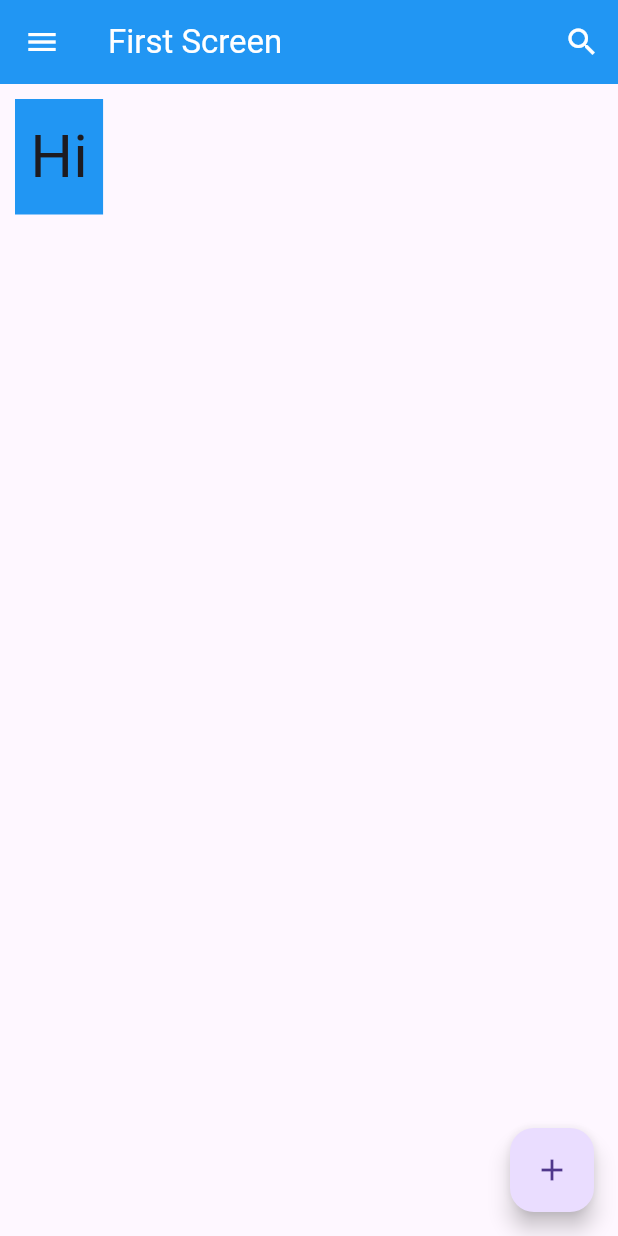
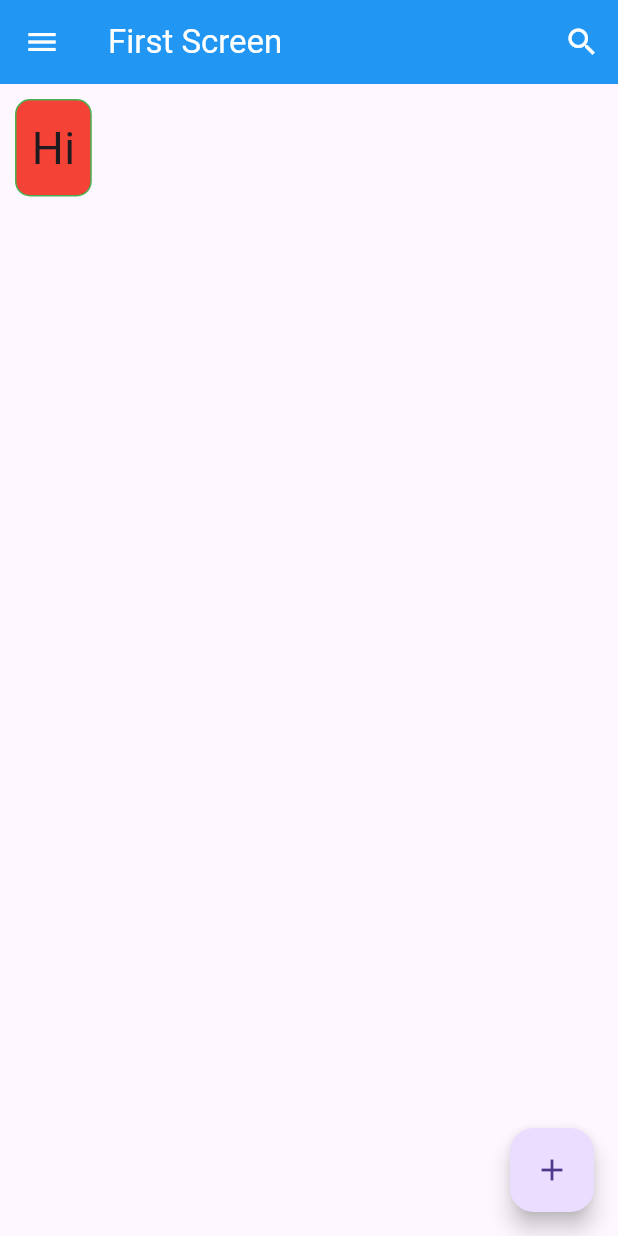
Before and after one commit to alriansyah/flutter-dicoding, a Flutter app: the screen it shows after launch, on a phone screen of 412 x 824 dp. Run offline on Flutter 3.47's test engine with Material 3 defaults, Android fonts, the phone set to English and light mode, and no system bars.

Commit message:
Dekorasi Container

```diff
--- a/Flutter Dasar/flutter_materi/lib/3-Scafold.dart
+++ b/Flutter Dasar/flutter_materi/lib/3-Scafold.dart
@@ -30,12 +30,16 @@
         backgroundColor: Colors.blue,
       ),
       body: Container(
-        color: Colors.blue,
-        padding: const EdgeInsets.all(10),
-        margin: const EdgeInsets.all(10),
+        decoration: BoxDecoration(
+          color: Colors.red,
+          border: Border.all(color: Colors.green, width: 1),
+          borderRadius: BorderRadius.circular(10),
+        ),
+        padding: const EdgeInsets.all(10.0),
+        margin: const EdgeInsets.all(10.0),
         child: const Text(
           'Hi',
-          style: TextStyle(fontSize: 40),
+          style: TextStyle(fontSize: 30),
         ),
       ),
       floatingActionButton: FloatingActionButton(
```
